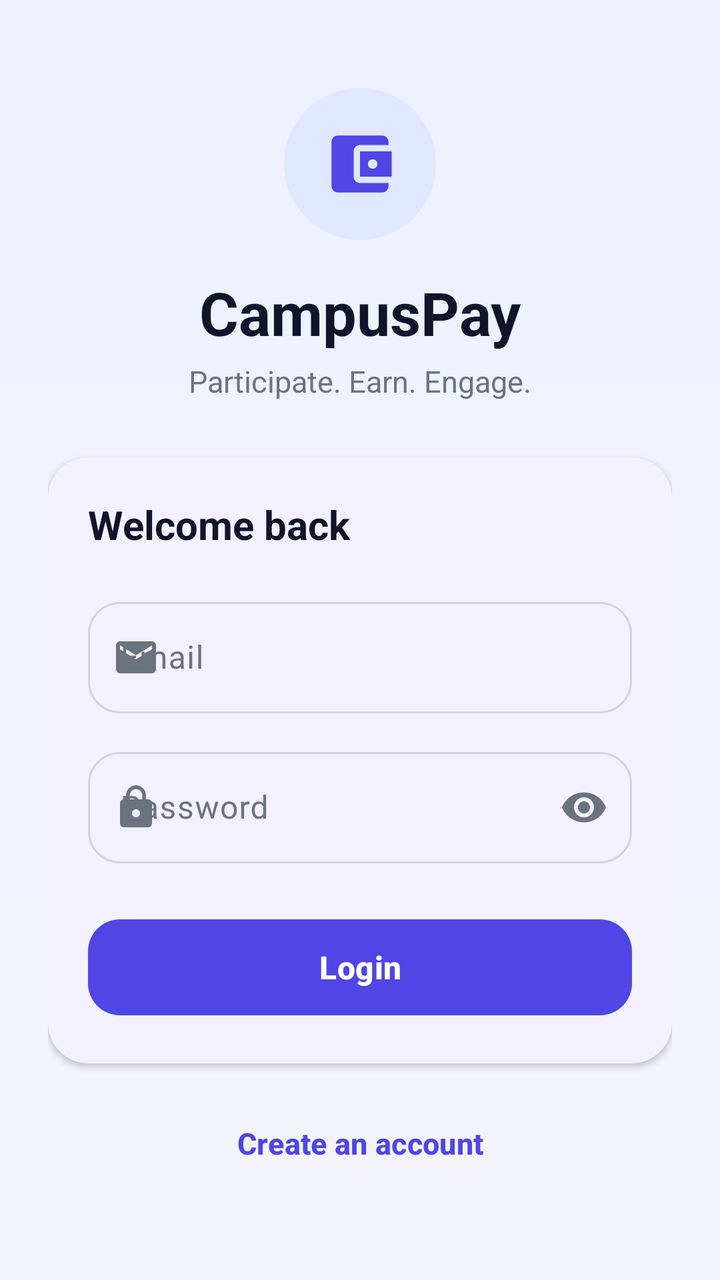
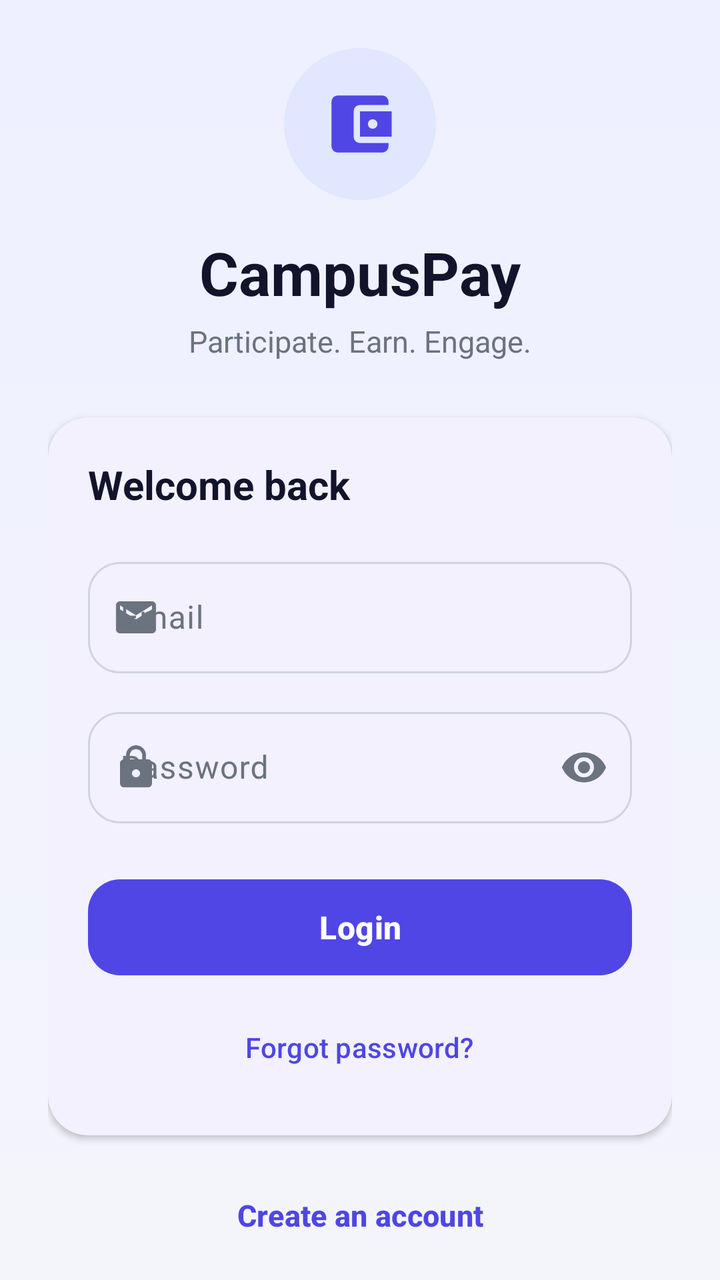

The first picture is an Android layout as it rendered before a commit; the second is the same layout after the commit. The layout source and the unified diff follow.
<!-- AndroidManifest.xml: application theme Theme.CampusPay -->
<!-- res/layout/activity_login.xml -->
<?xml version="1.0" encoding="utf-8"?>
<androidx.constraintlayout.widget.ConstraintLayout
    xmlns:android="http://schemas.android.com/apk/res/android"
    xmlns:app="http://schemas.android.com/apk/res-auto"
    android:id="@+id/main"
    android:layout_width="match_parent"
    android:layout_height="match_parent"
    android:background="@drawable/bg_login_gradient"
    android:fitsSystemWindows="true">

    <ScrollView
        android:layout_width="match_parent"
        android:layout_height="match_parent"
        android:fillViewport="true"
        android:scrollbars="none"
        app:layout_constraintBottom_toBottomOf="parent"
        app:layout_constraintTop_toTopOf="parent">

        <LinearLayout
            android:layout_width="match_parent"
            android:layout_height="wrap_content"
            android:gravity="center"
            android:orientation="vertical"
            android:padding="24dp">

            <FrameLayout
                android:layout_width="76dp"
                android:layout_height="76dp"
                android:background="@drawable/bg_icon_circle_soft">

                <ImageView
                    android:layout_width="38dp"
                    android:layout_height="38dp"
                    android:layout_gravity="center"
                    android:contentDescription="@string/app_name"
                    android:src="@drawable/ic_wallet"
                    app:tint="@color/brand_primary" />
            </FrameLayout>

            <TextView
                android:layout_width="wrap_content"
                android:layout_height="wrap_content"
                android:layout_marginTop="16dp"
                android:text="CampusPay"
                android:textColor="@color/text_primary"
                android:textSize="30sp"
                android:textStyle="bold" />

            <TextView
                android:layout_width="wrap_content"
                android:layout_height="wrap_content"
                android:layout_marginTop="4dp"
                android:text="Participate. Earn. Engage."
                android:textColor="@color/text_secondary"
                android:textSize="15sp" />

            <com.google.android.material.card.MaterialCardView
                style="@style/Widget.CampusPay.Card"
                android:layout_width="match_parent"
                android:layout_height="wrap_content"
                android:layout_marginTop="28dp">

                <LinearLayout
                    android:layout_width="match_parent"
                    android:layout_height="wrap_content"
                    android:orientation="vertical"
                    android:padding="20dp">

                    <TextView
                        android:layout_width="wrap_content"
                        android:layout_height="wrap_content"
                        android:text="Welcome back"
                        android:textColor="@color/text_primary"
                        android:textSize="20sp"
                        android:textStyle="bold" />

                    <com.google.android.material.textfield.TextInputLayout
                        android:id="@+id/tilEmail"
                        style="@style/Widget.CampusPay.InputLayout"
                        android:layout_width="match_parent"
                        android:layout_height="wrap_content"
                        android:layout_marginTop="20dp"
                        android:hint="Email"
                        app:startIconDrawable="@drawable/ic_email">

                        <com.google.android.material.textfield.TextInputEditText
                            android:id="@+id/etEmail"
                            android:layout_width="match_parent"
                            android:layout_height="wrap_content"
                            android:inputType="textEmailAddress"
                            android:maxLines="1" />
                    </com.google.android.material.textfield.TextInputLayout>

                    <com.google.android.material.textfield.TextInputLayout
                        android:id="@+id/tilPassword"
                        style="@style/Widget.CampusPay.InputLayout"
                        android:layout_width="match_parent"
                        android:layout_height="wrap_content"
                        android:layout_marginTop="14dp"
                        android:hint="Password"
                        app:endIconMode="password_toggle"
                        app:startIconDrawable="@drawable/ic_lock">

                        <com.google.android.material.textfield.TextInputEditText
                            android:id="@+id/etPassword"
                            android:layout_width="match_parent"
                            android:layout_height="wrap_content"
                            android:inputType="textPassword"
                            android:maxLines="1" />
                    </com.google.android.material.textfield.TextInputLayout>

                    <com.google.android.material.button.MaterialButton
                        android:id="@+id/btnLogin"
                        style="@style/Widget.CampusPay.Button"
                        android:layout_width="match_parent"
                        android:layout_height="wrap_content"
                        android:layout_marginTop="24dp"
                        android:text="Login" />
                </LinearLayout>
            </com.google.android.material.card.MaterialCardView>

            <com.google.android.material.button.MaterialButton
                android:id="@+id/btnRegister"
                style="@style/Widget.CampusPay.Button.Text"
                android:layout_width="wrap_content"
                android:layout_height="wrap_content"
                android:layout_marginTop="16dp"
                android:text="Create an account" />
        </LinearLayout>
    </ScrollView>

</androidx.constraintlayout.widget.ConstraintLayout>
<!-- resources referenced by this layout -->
<resources>
  <color name="brand_primary">#4F46E5</color>
  <color name="text_primary">#12142B</color>
  <color name="text_secondary">#6B7280</color>
  <!-- drawable bg_icon_circle_soft (drawable) -->
  <?xml version="1.0" encoding="utf-8"?>
  <shape xmlns:android="http://schemas.android.com/apk/res/android"
      android:shape="oval">
      <solid android:color="@color/brand_primary_container" />
  </shape>
  <!-- drawable bg_login_gradient (drawable) -->
  <?xml version="1.0" encoding="utf-8"?>
  <shape xmlns:android="http://schemas.android.com/apk/res/android"
      android:shape="rectangle">
      <gradient
          android:angle="270"
          android:startColor="@color/gradient_start_soft"
          android:endColor="@color/gradient_end_soft"
          android:type="linear" />
  </shape>
  <!-- drawable ic_email (drawable) -->
  <vector xmlns:android="http://schemas.android.com/apk/res/android"
      android:width="24dp"
      android:height="24dp"
      android:viewportWidth="24"
      android:viewportHeight="24">
      <path
          android:fillColor="@android:color/white"
          android:pathData="M20,4H4c-1.1,0 -2,0.9 -2,2v12c0,1.1 0.9,2 2,2h16c1.1,0 2,-0.9 2,-2V6c0,-1.1 -0.9,-2 -2,-2zM20,8l-8,5 -8,-5V6l8,5 8,-5v2z" />
  </vector>
  <!-- drawable ic_wallet (drawable) -->
  <vector xmlns:android="http://schemas.android.com/apk/res/android"
      android:width="24dp"
      android:height="24dp"
      android:viewportWidth="24"
      android:viewportHeight="24">
      <path
          android:fillColor="@android:color/white"
          android:pathData="M21,18v1c0,1.1 -0.9,2 -2,2H5c-1.11,0 -2,-0.9 -2,-2V5c0,-1.1 0.89,-2 2,-2h14c1.1,0 2,0.9 2,2v1h-9c-1.11,0 -2,0.9 -2,2v8c0,1.1 0.89,2 2,2h9zM12,16h10V8H12v8zM16,13.5c-0.83,0 -1.5,-0.67 -1.5,-1.5s0.67,-1.5 1.5,-1.5 1.5,0.67 1.5,1.5 -0.67,1.5 -1.5,1.5z" />
  </vector>
  <string name="app_name">CampusPay</string>
  <style name="Widget.CampusPay.Button" parent="Widget.Material3.Button">
          <item name="cornerRadius">16dp</item>
          <item name="android:minHeight">56dp</item>
          <item name="android:textSize">16sp</item>
          <item name="android:textStyle">bold</item>
          <item name="android:letterSpacing">0.01</item>
      </style>
  <style name="Widget.CampusPay.Button.Text" parent="Widget.Material3.Button.TextButton">
          <item name="android:textSize">15sp</item>
          <item name="android:textStyle">bold</item>
      </style>
  <style name="Widget.CampusPay.Card" parent="Widget.Material3.CardView.Elevated">
          <item name="cardCornerRadius">20dp</item>
          <item name="cardElevation">2dp</item>
          <item name="cardBackgroundColor">@color/surface_light</item>
      </style>
  <style name="Widget.CampusPay.InputLayout" parent="Widget.Material3.TextInputLayout.OutlinedBox">
          <item name="boxCornerRadiusTopStart">16dp</item>
          <item name="boxCornerRadiusTopEnd">16dp</item>
          <item name="boxCornerRadiusBottomStart">16dp</item>
          <item name="boxCornerRadiusBottomEnd">16dp</item>
          <item name="boxStrokeWidth">1dp</item>
          <item name="boxStrokeWidthFocused">2dp</item>
      </style>
  <style name="Theme.CampusPay" parent="Base.Theme.CampusPay" />
  <color name="brand_primary_container">#E0E7FF</color>
  <color name="gradient_start_soft">#EEF0FF</color>
  <color name="gradient_end_soft">#F4F5FB</color>
  <color name="surface_light">#FFFFFF</color>
  <color name="white">#FFFFFFFF</color>
  <color name="brand_primary_dark">#3730A3</color>
  <color name="brand_secondary">#14B8A6</color>
  <color name="brand_secondary_container">#CCFBF1</color>
  <color name="brand_secondary_dark">#0F766E</color>
  <color name="background_light">#F4F5FB</color>
  <color name="outline_light">#D1D5DB</color>
  <color name="divider">#E5E7EB</color>
  <!-- unchanged entries left out for length: 2 -->
</resources>

<!-- the commit's change to res/layout/activity_login.xml (unified diff, before → after) -->
@@ -116,6 +116,15 @@
                         android:layout_height="wrap_content"
                         android:layout_marginTop="24dp"
                         android:text="Login" />
+
+                    <com.google.android.material.button.MaterialButton
+                        android:id="@+id/btnForgotPassword"
+                        style="@style/Widget.Material3.Button.TextButton"
+                        android:layout_width="wrap_content"
+                        android:layout_height="wrap_content"
+                        android:layout_gravity="center_horizontal"
+                        android:layout_marginTop="8dp"
+                        android:text="Forgot password?" />
                 </LinearLayout>
             </com.google.android.material.card.MaterialCardView>
 
